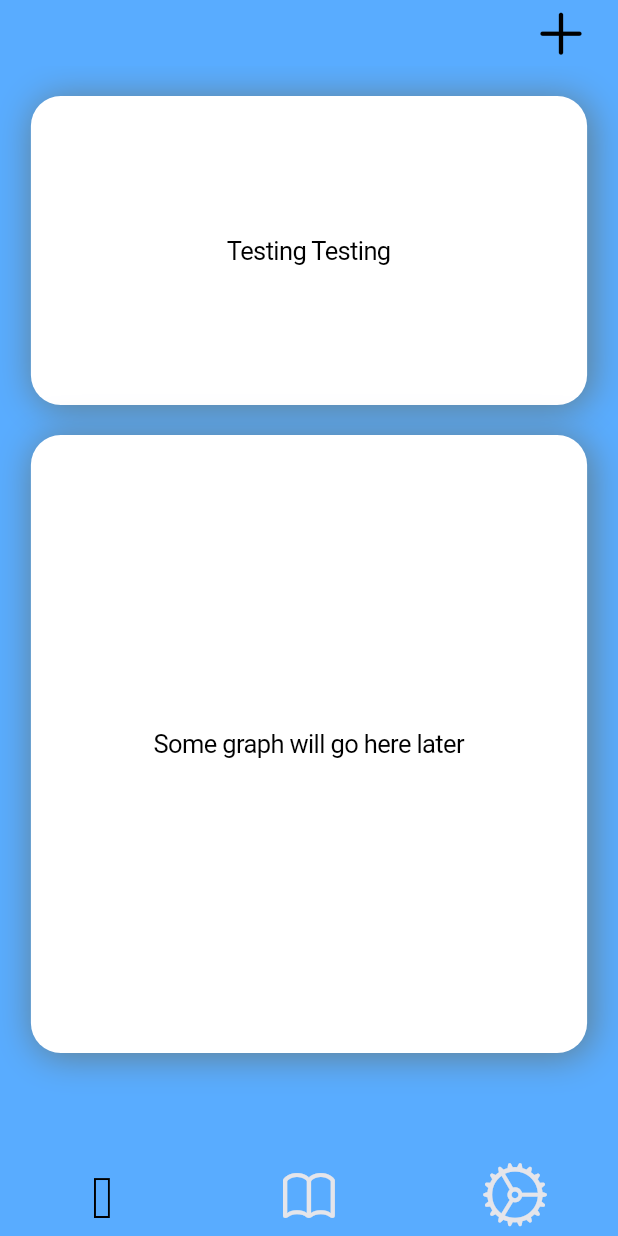
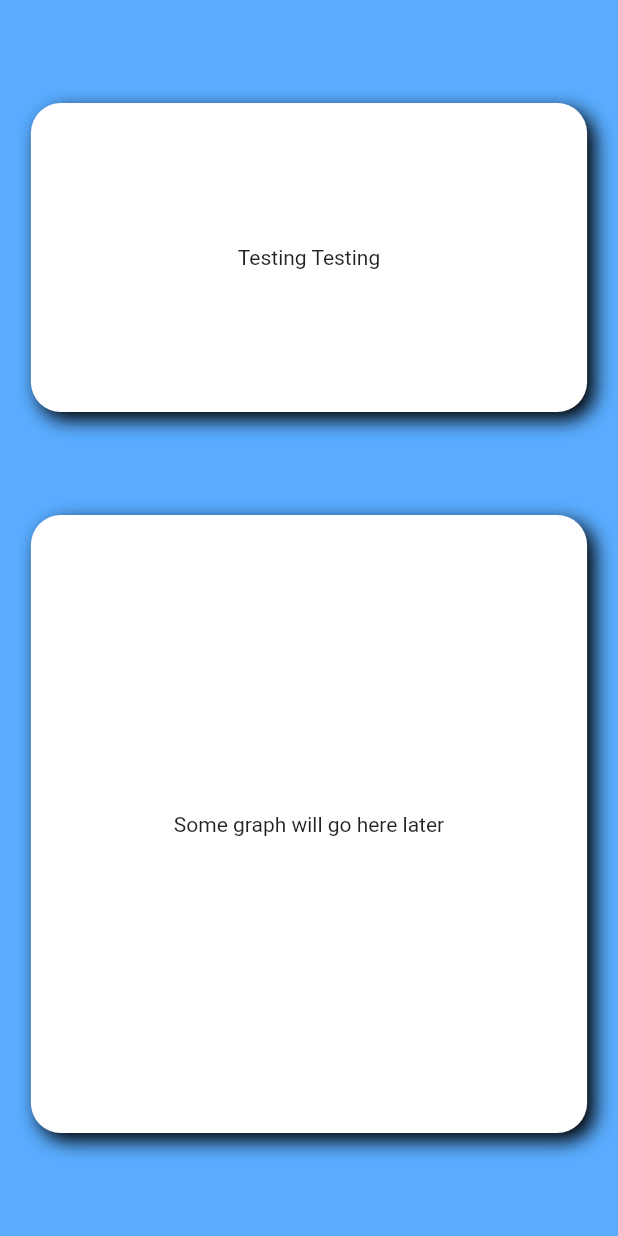
Before and after one commit to shaunsewell/lens-tracker, a Flutter app: the screen it shows after launch, on a phone screen of 412 x 824 dp. Run offline on Flutter 3.47's test engine with Material 2 defaults, Android fonts, the phone set to English and light mode, and no system bars.

Commit message:
Migrated homepage to material instead of cupertino

```diff
--- a/lib/app.dart
+++ b/lib/app.dart
@@ -1,17 +1,20 @@
-import 'package:lens_tracker/tab_controller.dart';
-import 'package:flutter/cupertino.dart';
+
 import 'package:flutter/material.dart';
+import 'package:lens_tracker/screens/home.dart';
 
 class MyApp extends StatelessWidget {
   // This widget is the root of your application.
   @override
   Widget build(BuildContext context) {
-    return CupertinoApp(
-      home: HomeScreen(),
+    return MaterialApp(
+      home: HomePage(),
+    );
+  }
+}
+
+// return CupertinoApp(
+//   home: HomeScreen(),
 //      localizationsDelegates: [
 //        DefaultMaterialLocalizations.delegate,
 //        DefaultWidgetsLocalizations.delegate,
 //      ],
-    );
-  }
-}
--- a/lib/old files/navigation.dart
+++ b/lib/old files/navigation.dart
@@ -1,26 +1,26 @@
-import 'package:flutter/cupertino.dart';
+// import 'package:flutter/cupertino.dart';
 
 
-CupertinoNavigationBar customNavigationBar(String page, {CupertinoButton addButton}) {
-  if (page == 'Overview'){
-    return CupertinoNavigationBar(
-      //leading: Icon(CupertinoIcons.settings, size: 40, color: CupertinoColors.activeGreen,),
-      middle: Text(
-          page,
-          style: TextStyle(color: CupertinoColors.black, fontSize: 24),
-      ),
-      trailing: addButton,
-      backgroundColor: Color.fromRGBO(89, 172, 255, 1),
-      border:Border.all(color: Color.fromRGBO(89, 172, 255, 1)),
-    );
-  }
-  return CupertinoNavigationBar(
-    middle: Text(
-      page,
-      style: TextStyle(color: CupertinoColors.black, fontSize: 24),
-    ),
-    backgroundColor: Color.fromRGBO(89, 172, 255, 1),
-    border:Border.all(color: Color.fromRGBO(89, 172, 255, 1)),
-  );
+// CupertinoNavigationBar customNavigationBar(String page, {CupertinoButton addButton}) {
+//   if (page == 'Overview'){
+//     return CupertinoNavigationBar(
+//       //leading: Icon(CupertinoIcons.settings, size: 40, color: CupertinoColors.activeGreen,),
+//       middle: Text(
+//           page,
+//           style: TextStyle(color: CupertinoColors.black, fontSize: 24),
+//       ),
+//       trailing: addButton,
+//       backgroundColor: Color.fromRGBO(89, 172, 255, 1),
+//       border:Border.all(color: Color.fromRGBO(89, 172, 255, 1)),
+//     );
+//   }
+//   return CupertinoNavigationBar(
+//     middle: Text(
+//       page,
+//       style: TextStyle(color: CupertinoColors.black, fontSize: 24),
+//     ),
+//     backgroundColor: Color.fromRGBO(89, 172, 255, 1),
+//     border:Border.all(color: Color.fromRGBO(89, 172, 255, 1)),
+//   );
 
-}
+// }
--- /dev/null
+++ b/lib/screens/home.dart
@@ -0,0 +1,63 @@
+import 'package:flutter/material.dart';
+
+class HomePage extends StatelessWidget {
+  @override
+  Widget build(BuildContext context) {
+    return Scaffold(
+        // appBar: AppBar(
+        //   title: Text("Lense Tracker"),
+        //   backgroundColor: Color.fromRGBO(89, 172, 255, 1),
+
+        // ),
+        backgroundColor: Color.fromRGBO(89, 172, 255, 1),
+        body: Center(
+          child: Column(
+            mainAxisAlignment: MainAxisAlignment.spaceEvenly,
+            children: [
+              Center(
+                child: Container(
+                  width: MediaQuery.of(context).size.width * 0.90,
+                  height: MediaQuery.of(context).size.height * 0.25,
+                  decoration: BoxDecoration(
+                    color: Colors.white,
+                    borderRadius: BorderRadius.all(Radius.circular(20)),
+                    boxShadow: <BoxShadow>[
+                      BoxShadow(
+                        color: Colors.black,
+                        offset: Offset(5, 5),
+                        blurRadius: 10,
+                      )
+                    ],
+                  ),
+                  child: Center(child: Text("Testing Testing")),
+                ),
+              ),
+              Center(
+                child: Container(
+                  width: MediaQuery.of(context).size.width * 0.90,
+                  height: MediaQuery.of(context).size.height * 0.50,
+                  decoration: BoxDecoration(
+                    color: Colors.white,
+                    borderRadius: BorderRadius.all(Radius.circular(20)),
+                    boxShadow: <BoxShadow>[
+                      BoxShadow(
+                        color: Colors.black,
+                        offset: Offset(5, 5),
+                        blurRadius: 10,
+                      )
+                    ],
+                  ),
+                  child:
+                      Center(child: Text("Some graph will go here later")),
+                ),
+              )
+
+              //Ads
+              //Count/Total Time row
+              //Graph
+              //Button
+            ],
+          ),
+        ));
+  }
+}
--- a/lib/screens/overview.dart
+++ /dev/null
@@ -1,149 +0,0 @@
-import 'package:flutter/cupertino.dart';
-import 'package:flutter/material.dart';
-import 'package:lens_tracker/screens/add_wear_data.dart';
-
-class OverviewScreen extends StatelessWidget {
-  @override
-  Widget build(BuildContext context) {
-    return CupertinoTabView(
-      builder: (context) {
-        return CupertinoPageScaffold(
-          navigationBar: CupertinoNavigationBar(
-            trailing: _addButton(context),
-            backgroundColor: Color.fromRGBO(89, 172, 255, 1),
-            border:Border.all(color: Color.fromRGBO(89, 172, 255, 1)),
-          ),
-          backgroundColor: Color.fromRGBO(89, 172, 255, 1),
-          child: Column(
-            children: [ Padding(
-              padding: const EdgeInsets.only(top: 20),
-              child: Center(
-                child: SizedBox(
-                  width: MediaQuery.of(context).size.width * 0.90,
-                  height: MediaQuery.of(context).size.height * 0.25,
-                  child: Container(
-                    width: MediaQuery.of(context).size.width * 0.90,
-                    height: MediaQuery.of(context).size.height * 0.25,
-                    decoration: BoxDecoration(
-                      color: CupertinoColors.white,
-                      borderRadius: BorderRadius.all(
-                        Radius.circular(20)
-                      ),
-                      boxShadow: <BoxShadow>[
-                        BoxShadow(
-                          color: Colors.blueGrey,
-                          offset: Offset(2.0, 2.0),
-                          blurRadius: 20,
-                        )
-                      ],
-                    ),
-                    child: Center(child:
-                      Text("Testing Testing")
-                    ),
-                  ),
-                ),
-              ),
-            ),
-            Padding(
-              padding: const EdgeInsets.only(top: 20),
-              child: Center(
-                child: SizedBox(
-                  width: MediaQuery.of(context).size.width * 0.90,
-                  height: MediaQuery.of(context).size.height * 0.50,
-                  child: Container(
-                    width: MediaQuery.of(context).size.width * 0.90,
-                    height: MediaQuery.of(context).size.height * 0.50,
-                    decoration: BoxDecoration(
-                      color: CupertinoColors.white,
-                      borderRadius: BorderRadius.all(
-                        Radius.circular(20)
-                      ),
-                      boxShadow: <BoxShadow>[
-                        BoxShadow(
-                          color: Colors.blueGrey,
-                          offset: Offset(2.0, 2.0),
-                          blurRadius: 20,
-                        )
-                      ],
-                    ),
-                    child: Center(child:
-                      Text("Some graph will go here later")
-                    ),
-                  ),
-                ),),
-            )
-
-              //Ads
-              //Count/Total Time row
-              //Graph
-              //Button
-            ],
-          ),
-          );
-      },
-    );
-  }
-
-  CupertinoButton _addButton(BuildContext context) {
-    return CupertinoButton(
-        padding: EdgeInsets.zero,
-        child: Icon(
-          CupertinoIcons.add,
-          size: 40,
-          color: CupertinoColors.black,
-        ),
-        onPressed: () => showCupertinoModalPopup(
-              context: context,
-              builder: (_) => AddWearData()
-        )
-    );
-  }
-}
-
-
-
-
-// static Column _buildButtonColumn(Color color, String time, String label) {
-//     return Column(
-//       mainAxisSize: MainAxisSize.min,
-//       mainAxisAlignment: MainAxisAlignment.center,
-//       children: [
-//         Container(
-//           margin: const EdgeInsets.only(top: 8),
-//           child: Text(
-//             label,
-//             style: TextStyle(
-//               fontSize: 26,
-//               fontWeight: FontWeight.w400,
-//               color: color,
-//             ),
-//           ),
-//         ),
-//         Text(
-//           time,
-//           style: TextStyle(
-//             fontSize: 18,
-//             fontWeight: FontWeight.w400,
-//           ),
-//         ),
-//       ],
-//     );
-//   }
-
-//   static Color color = CupertinoColors.activeBlue;
-//   static IconData calendarIcon = IconData(
-//     0xF3F3,
-//     fontFamily: CupertinoIcons.iconFont,
-//     fontPackage: CupertinoIcons.iconFontPackage,
-//   );
-
-//   final Widget buttonSection = Container(
-//     padding: const EdgeInsets.only(top: 12.0, bottom: 12.0),
-//     child: Row(
-//       mainAxisAlignment: MainAxisAlignment.spaceEvenly,
-//       children: [
-//         _buildButtonColumn(color, '10', 'Wears'),
-//         _buildButtonColumn(color, '140h 35m', 'Time Worn'),
-//       ],
-//     ),
-//   );
--- a/lib/tab_controller.dart
+++ /dev/null
@@ -1,46 +0,0 @@
-import 'package:flutter/cupertino.dart';
-import 'package:flutter/widgets.dart';
-import 'package:lens_tracker/screens/overview.dart';
-import 'package:lens_tracker/screens/history.dart';
-import 'package:lens_tracker/screens/settings.dart';
-
-class HomeScreen extends StatelessWidget {
-  @override
-  Widget build(BuildContext context) {
-    return CupertinoTabScaffold(
-      tabBar: CupertinoTabBar(
-        backgroundColor: Color.fromRGBO(89, 172, 255, 1),
-        items: [
-        BottomNavigationBarItem(
-          icon: Icon(
-              IconData(0xF3F3,      // Calender //TODO Make into an icon const
-                fontFamily: CupertinoIcons.iconFont,
-                fontPackage: CupertinoIcons.iconFontPackage,
-              ), size: 40,
-          ),
-        ),
-        BottomNavigationBarItem(
-          icon: Icon(CupertinoIcons.book, size: 40,),
-
-        ),
-        BottomNavigationBarItem(
-          icon: Icon(CupertinoIcons.settings,  size: 45,),
-
-        ),
-      ],
-      inactiveColor: CupertinoColors.lightBackgroundGray,
-      activeColor: CupertinoColors.black,
-      border:Border.all(color: Color.fromRGBO(89, 172, 255, 1)),
-      ),
-      tabBuilder: (context, index) {
-        if (index == 0) {
-          return OverviewScreen();
-        } else if (index == 1) {
-          return HistoryScreen();
-        } else {
-          return SettingsScreen();
-        }
-      },
-    );
-  }
-}
```
Also changed, not shown: lib/old files/overview.dart (added, +149 -0 lines), lib/old files/tab_controller.dart (added, +46 -0 lines).
